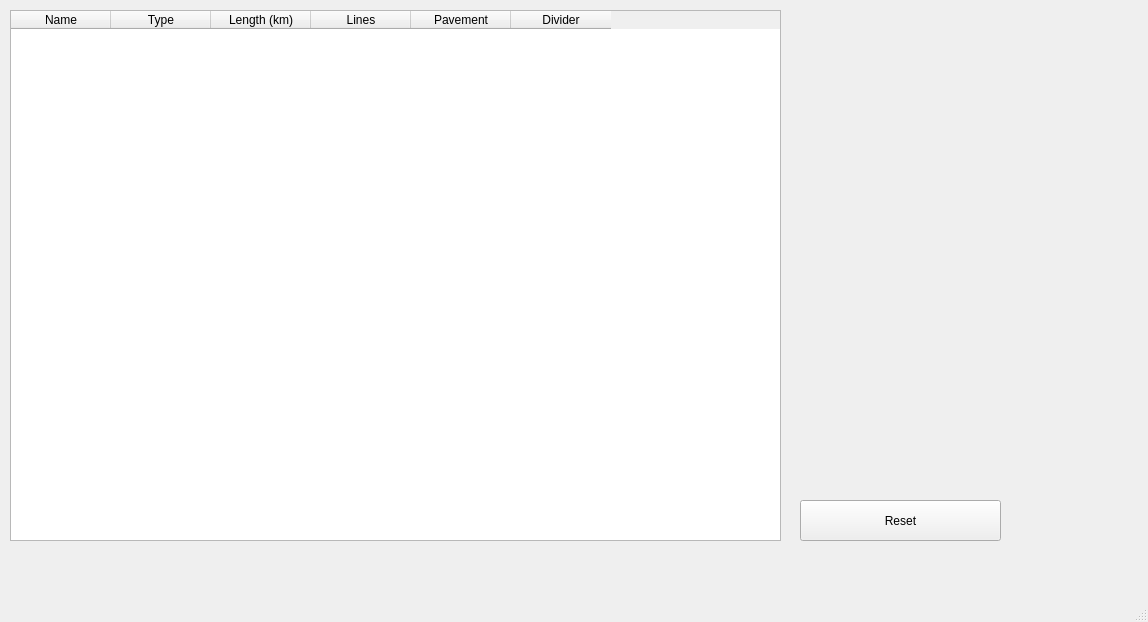
The window that mainwindow.ui (007MrNiko/RoadCycle) describes before a commit, drawn with Qt 5.
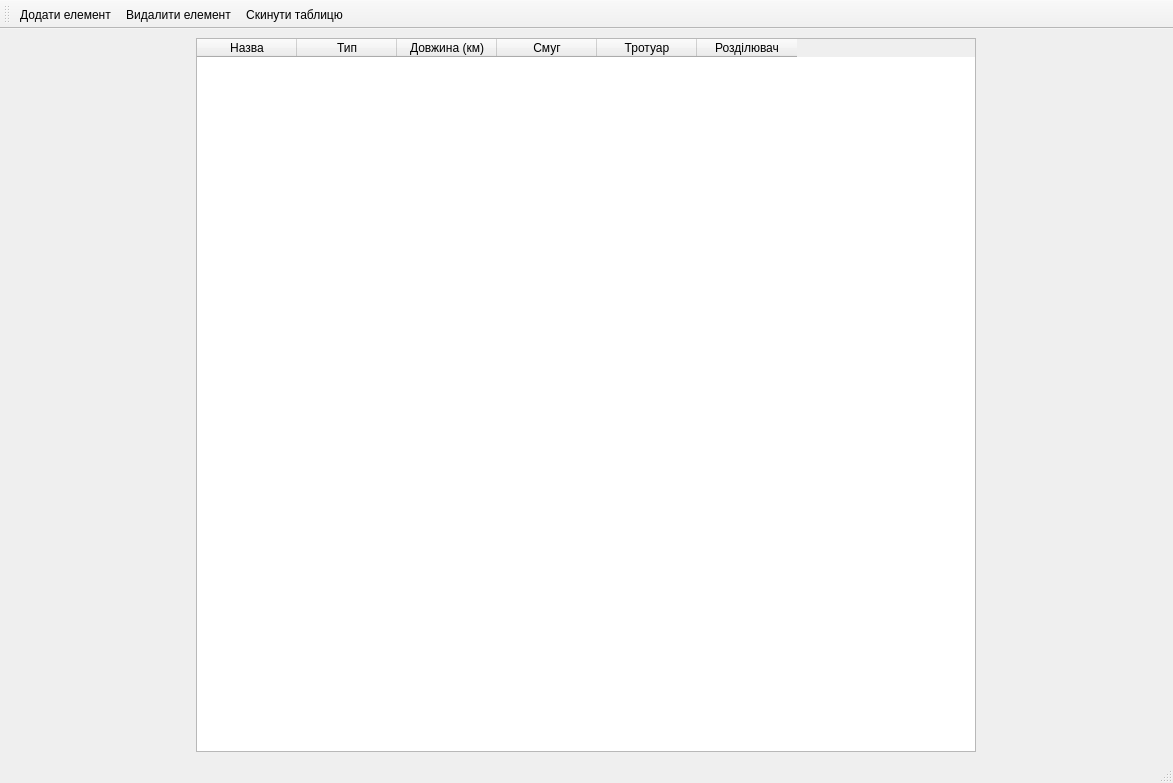
The same window after the commit. Icons and pictures are not drawn.

Commit message:
Change UX/UI interaction
New icons!!!

```diff
--- a/mainwindow.ui
+++ b/mainwindow.ui
@@ -6,73 +6,68 @@
    <rect>
     <x>0</x>
     <y>0</y>
-    <width>1148</width>
-    <height>622</height>
+    <width>1173</width>
+    <height>783</height>
    </rect>
   </property>
   <property name="windowTitle">
    <string>MainWindow</string>
   </property>
   <widget class="QWidget" name="centralwidget">
+   <layout class="QHBoxLayout" name="horizontalLayout_2">
+    <item>
    <widget class="QTableWidget" name="RoadData">
-    <property name="geometry">
-     <rect>
-      <x>10</x>
-      <y>10</y>
-      <width>771</width>
-      <height>531</height>
-     </rect>
+      <property name="minimumSize">
+       <size>
+        <width>780</width>
+        <height>0</height>
+       </size>
+      </property>
+      <property name="maximumSize">
+       <size>
+        <width>780</width>
+        <height>16777215</height>
+       </size>
     </property>
     <property name="cursor" stdset="0">
      <cursorShape>CrossCursor</cursorShape>
     </property>
     <property name="horizontalScrollBarPolicy">
-     <enum>Qt::ScrollBarAlwaysOff</enum>
+       <enum>Qt::ScrollBarAsNeeded</enum>
     </property>
     <column>
      <property name="text">
-      <string>Name</string>
+        <string>Назва</string>
      </property>
     </column>
     <column>
      <property name="text">
-      <string>Type</string>
+        <string>Тип</string>
      </property>
     </column>
     <column>
      <property name="text">
-      <string>Length (km)</string>
+        <string>Довжина (км)</string>
      </property>
     </column>
     <column>
      <property name="text">
-      <string>Lines</string>
+        <string>Смуг</string>
      </property>
     </column>
     <column>
      <property name="text">
-      <string>Pavement</string>
+        <string>Тротуар</string>
      </property>
     </column>
     <column>
      <property name="text">
-      <string>Divider</string>
+        <string>Розділювач</string>
      </property>
     </column>
    </widget>
-   <widget class="QPushButton" name="resetButton">
-    <property name="geometry">
-     <rect>
-      <x>800</x>
-      <y>500</y>
-      <width>201</width>
-      <height>41</height>
-     </rect>
-    </property>
-    <property name="text">
-     <string>Reset</string>
-    </property>
-   </widget>
+    </item>
+   </layout>
   </widget>
   <widget class="QMenuBar" name="menubar">
    <property name="geometry">
@@ -85,7 +80,74 @@
    </property>
   </widget>
   <widget class="QStatusBar" name="statusbar"/>
- </widget>
- <resources/>
+  <widget class="QToolBar" name="toolBar">
+   <property name="windowTitle">
+    <string>toolBar</string>
+   </property>
+   <property name="layoutDirection">
+    <enum>Qt::LeftToRight</enum>
+   </property>
+   <property name="orientation">
+    <enum>Qt::Horizontal</enum>
+   </property>
+   <property name="iconSize">
+    <size>
+     <width>32</width>
+     <height>32</height>
+    </size>
+   </property>
+   <property name="toolButtonStyle">
+    <enum>Qt::ToolButtonTextBesideIcon</enum>
+   </property>
+   <attribute name="toolBarArea">
+    <enum>TopToolBarArea</enum>
+   </attribute>
+   <attribute name="toolBarBreak">
+    <bool>false</bool>
+   </attribute>
+   <addaction name="actionAddElement"/>
+   <addaction name="actionDeleteElement"/>
+   <addaction name="actionResetTable"/>
+  </widget>
+  <action name="actionAddElement">
+   <property name="icon">
+    <iconset resource="Resources.qrc">
+     <normaloff>:/Pictures/Data/Pictures/AddButton.png</normaloff>:/Pictures/Data/Pictures/AddButton.png</iconset>
+   </property>
+   <property name="text">
+    <string>Додати елемент</string>
+   </property>
+   <property name="toolTip">
+    <string>Додати новий елемент</string>
+   </property>
+  </action>
+  <action name="actionDeleteElement">
+   <property name="icon">
+    <iconset resource="Resources.qrc">
+     <normaloff>:/Pictures/Data/Pictures/DeleteButton.png</normaloff>:/Pictures/Data/Pictures/DeleteButton.png</iconset>
+   </property>
+   <property name="text">
+    <string>Видалити елемент</string>
+   </property>
+   <property name="toolTip">
+    <string>Видалити обраний елемент</string>
+   </property>
+  </action>
+  <action name="actionResetTable">
+   <property name="icon">
+    <iconset resource="Resources.qrc">
+     <normaloff>:/Pictures/Data/Pictures/ResetButton.png</normaloff>:/Pictures/Data/Pictures/ResetButton.png</iconset>
+   </property>
+   <property name="text">
+    <string>Скинути таблицю</string>
+   </property>
+   <property name="toolTip">
+    <string>Відновити таблицю до початквого стану</string>
+   </property>
+  </action>
+ </widget>
+ <resources>
+  <include location="Resources.qrc"/>
+ </resources>
  <connections/>
 </ui>
```
Left out of the diff: 2 changed lines with no effect on the pictures. Lines whose indentation alone changed are shown as unchanged. The commit also changes 7 other files.
